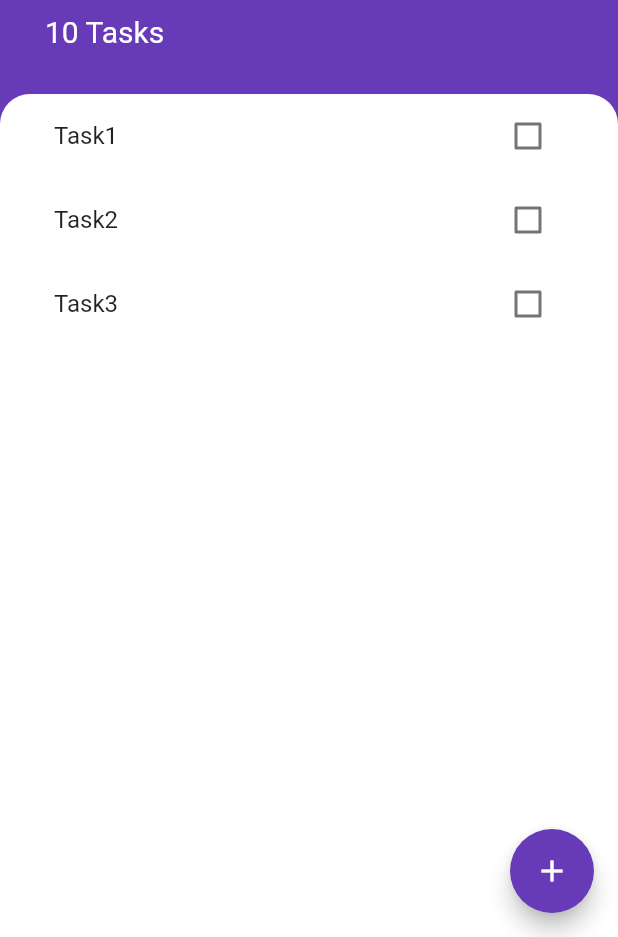
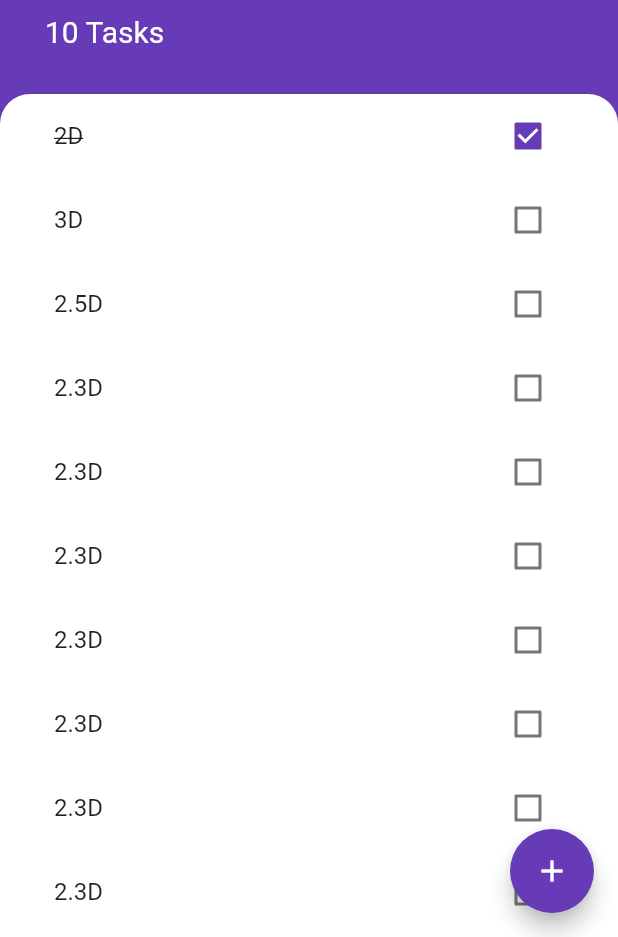
Before and after one commit to selimsshady/to_do_app, a Flutter app: the screen it shows after launch, on a phone screen of 412 x 824 dp, the part 299-1236 px from its top. Run offline on Flutter 3.47's test engine with Material 2 defaults, Android fonts, the phone set to English and light mode, and no system bars.

Commit message:
Files Upload

```diff
--- /dev/null
+++ b/lib/models/task.dart
@@ -0,0 +1,10 @@
+class Task {
+  final String name;
+  bool isDone;
+
+  Task({required this.name, this.isDone = false});
+
+  void toggleDone(){
+    isDone = !isDone;
+  }
+}
--- a/lib/widgets/task_tile.dart
+++ b/lib/widgets/task_tile.dart
@@ -1,55 +1,27 @@
 import 'package:flutter/material.dart';
 import 'package:to_do_app/constants.dart';
 
-class TaskTile extends StatefulWidget {
-  const TaskTile({super.key, required this.task});
-  final String task;
+class TaskTile extends StatelessWidget {
+  final bool isChecked;
+  final String taskTitle;
+  final void Function(bool?) checkboxCallback;
+  const TaskTile({super.key, required this.isChecked, required this.taskTitle, required this.checkboxCallback,});
 
-  @override
-  State<TaskTile> createState() => _TaskTileState();
-}
 
-class _TaskTileState extends State<TaskTile> {
-  bool isChecked = false;
-
-  void checkboxCallback(bool? checkBoxState) {
-    setState(() {
-      if (checkBoxState != null) {
-        isChecked = checkBoxState;
-      } else {
-        isChecked = true;
-      }
-    });
-  }
 
   @override
   Widget build(BuildContext context) {
     return ListTile(
       title: Text(
-        widget.task,
+        taskTitle,
         style: TextStyle(
             decoration: isChecked ? TextDecoration.lineThrough : null),
       ),
-      trailing: TaskCheckbox(
-          checkboxState: isChecked, toggleCheckboxState: checkboxCallback),
+      trailing: Checkbox(
+        activeColor: kAppColor,
+        value: isChecked,
+        onChanged: checkboxCallback,
+      ),
     );
   }
 }
-
-class TaskCheckbox extends StatelessWidget {
-  final bool checkboxState;
-  final void Function(bool?) toggleCheckboxState;
-  const TaskCheckbox(
-      {super.key,
-      required this.checkboxState,
-      required this.toggleCheckboxState});
-
-  @override
-  Widget build(BuildContext context) {
-    return Checkbox(
-      activeColor: kAppColor,
-      value: checkboxState,
-      onChanged: toggleCheckboxState,
-    );
-  }
-}
--- a/lib/widgets/tasks_list.dart
+++ b/lib/widgets/tasks_list.dart
@@ -1,18 +1,43 @@
 import 'package:flutter/material.dart';
+import 'package:to_do_app/models/task.dart';
 import 'package:to_do_app/widgets/task_tile.dart';
 
-class TasksList extends StatelessWidget {
+class TasksList extends StatefulWidget {
   const TasksList({super.key});
 
+  @override
+  State<TasksList> createState() => _TasksListState();
+}
+
+class _TasksListState extends State<TasksList> {
+  List<Task> tasks = [
+    Task(name: '2D', isDone: true),
+    Task(name: '3D'),
+    Task(name: '2.5D'),
+    Task(name: '2.3D'),
+    Task(name: '2.3D'),
+    Task(name: '2.3D'),
+    Task(name: '2.3D'),
+    Task(name: '2.3D'),
+    Task(name: '2.3D'),
+    Task(name: '2.3D'),
+  ];
 
   @override
   Widget build(BuildContext context) {
-    return ListView(
-      children: const [
-        TaskTile(task: 'Task1 ',),
-        TaskTile(task: 'Task2',),
-        TaskTile(task: 'Task3',),
-      ],
+    return ListView.builder(
+      itemBuilder: (context, index) {
+        return TaskTile(
+          isChecked: tasks[index].isDone,
+          taskTitle: tasks[index].name,
+          checkboxCallback: (checkboxState){
+            setState(() {
+              tasks[index].toggleDone();
+            });
+          },
+        );
+      },
+      itemCount: tasks.length,
     );
   }
 }
```
